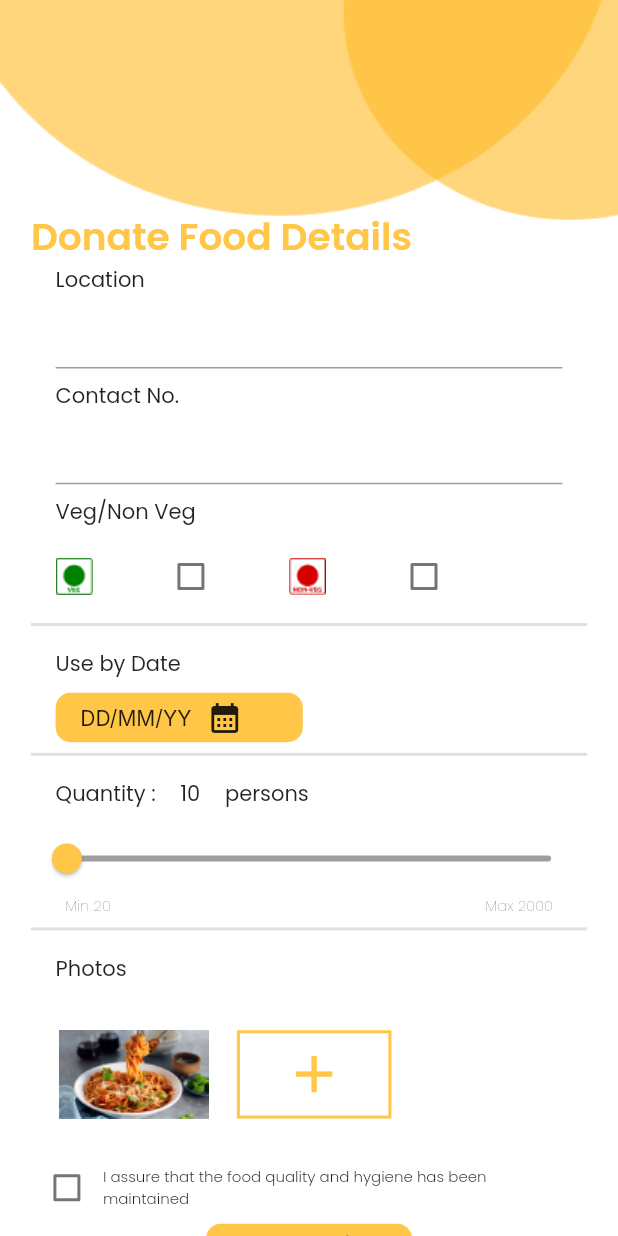
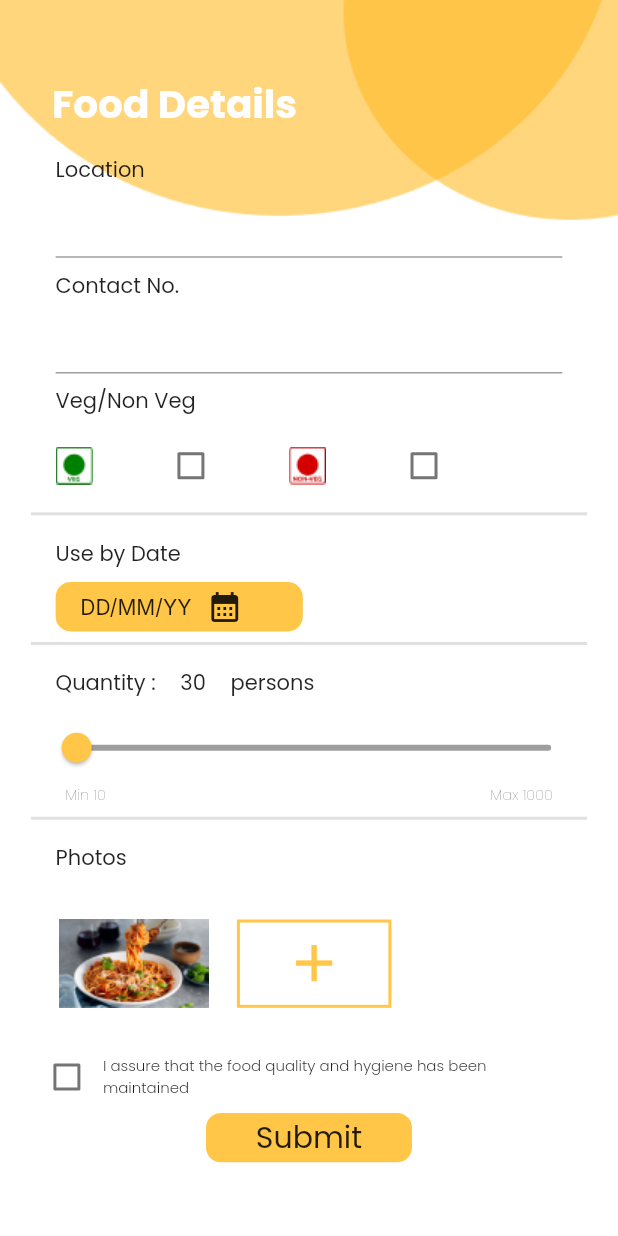
Before and after one commit to opencodeiiita/HandsForHunger, a Flutter app: the DonorPage screen opened directly, on a phone screen of 412 x 824 dp. Run offline on Flutter 3.47's test engine with Material 2 defaults, Android fonts, the phone set to English and light mode, and no system bars; our stand-ins replace animated_splash_screen, firebase_auth, firebase_core, google_fonts, sizer; missing offline and left inert: dart:ffi; accounts and stored records are empty.

```diff
--- a/lib/Registration.dart
+++ b/lib/Registration.dart
@@ -3,6 +3,8 @@ import 'package:google_fonts/google_fonts.dart';
 import 'package:handsforhunger/logIn.dart';
 import 'package:handsforhunger/welcomeScreen.dart';
 import 'package:firebase_auth/firebase_auth.dart';
+
+import 'donor.dart';
 
 bool pressed = false;
 Icon Icn = Icon(Icons.remove_red_eye);
@@ -15,8 +17,8 @@ class Registpage extends StatefulWidget {
 }
 
 class _RegistpageState extends State<Registpage> {
- late String _text;
- late String _password;
+  late String _text="";
+  late String _password="";
 
   @override
   Widget build(BuildContext context) {
@@ -70,7 +72,7 @@ class _RegistpageState extends State<Registpage> {
                     },
                     decoration: InputDecoration(
                         border: InputBorder.none,
-                        hintText: 'Email or Phone Number',
+                        hintText: 'Email',
                         hintStyle: GoogleFonts.poppins(
                             fontSize: w / 25, color: Colors.grey[500]),
                         prefixIcon: Icon(
@@ -122,7 +124,7 @@ class _RegistpageState extends State<Registpage> {
               ),
               BottomButton(
                 txt: 'Sign Up',
-                path: LogInPage(),
+                path: DonorPage(),
                 h: h,
                 w: w,
                 text: _text,
--- a/lib/donor.dart
+++ b/lib/donor.dart
@@ -13,7 +13,7 @@ class DonorPage extends StatefulWidget {
 
 class _DonorPageState extends State<DonorPage> {
   @override
-  double val = 10;
+  double val = 30;
   Widget build(BuildContext context) {
     double h = (MediaQuery.of(context).size.height),
         w = (MediaQuery.of(context).size.width);
@@ -29,29 +29,29 @@ class _DonorPageState extends State<DonorPage> {
               fit: BoxFit.fill,
             ),
           ),
+
           SingleChildScrollView(
             child: Container(
               padding: EdgeInsets.only(
                 left: w / 20,
                 right: w / 20,
-                top: h / 5.9,
+                top: h / 23,
               ),
               child: Column(
                 children: [
                   Row(
                     children: [
-                      Text(
-                        'Donate Food Details',
-                        style: GoogleFonts.poppins(
-                            fontSize: 25,
-                            // decoration: TextDirection.,
-                            fontWeight: FontWeight.w600,
-                            color: Color(0xffFFC648)),
+                      Padding(
+                        padding: const EdgeInsets.all(14.0),
+                        child: Text(
+                          'Food Details',
+                          style: GoogleFonts.poppins(
+                              fontSize: 26,
+                              // decoration: TextDirection.,
+                              fontWeight: FontWeight.w700,
+                              color: Colors.white),
+                        ),
                       ),
-                      // Image.asset(
-                      //     width: w / 4,
-                      //     height: h / 6,
-                      //     'images/WelcomeScreenImage.png')
                     ],
                   ),
                   Container(
@@ -176,8 +176,8 @@ class _DonorPageState extends State<DonorPage> {
                     ),
                     child: Slider(
                       value: val,
-                      min: 20,
-                      max: 2000,
+                      min: 10,
+                      max: 1000,
                       onChanged: (double newvalue) {
                         setState(() {
                           print(newvalue);
@@ -191,13 +191,13 @@ class _DonorPageState extends State<DonorPage> {
                     child: Row(
                       children: [
                         Text(
-                          'Min 20',
+                          'Min 10',
                           style: GoogleFonts.poppins(
                               fontSize: 10, fontWeight: FontWeight.w200),
                         ),
                         Expanded(child: Container()),
                         Text(
-                          'Max 2000',
+                          'Max 1000',
                           style: GoogleFonts.poppins(
                               fontSize: 10, fontWeight: FontWeight.w200),
                         )
--- a/lib/logIn.dart
+++ b/lib/logIn.dart
@@ -1,7 +1,8 @@
 import 'package:flutter/material.dart';
 import 'package:google_fonts/google_fonts.dart';
-import 'package:handsforhunger/Registration.dart';
 import 'package:handsforhunger/welcomeScreen.dart';
+
+import 'Registration.dart';
 
 bool pressed = false;
 Icon Icn = Icon(Icons.remove_red_eye);
--- a/lib/main.dart
+++ b/lib/main.dart
@@ -34,7 +34,7 @@ class MyApp extends StatelessWidget {
             ),
           ),
           duration: 2000,
-          nextScreen: DonorPage()),
+          nextScreen: WelcomeScreen()),
     );
   }
 }
```
Lines whose indentation alone changed are shown as unchanged.
